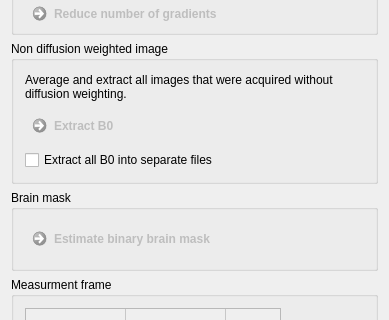
Qt form Plugins/org.mitk.gui.qt.diffusionimaging/src/internal/QmitkPreprocessingViewControls.ui (MITK/MITK) before a commit; both pictures show x 0 to 389 and y 397 to 717 of the 389 by 913 pixel window.
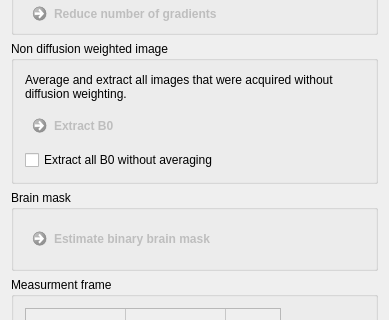
The same form after that commit.

Commit message:
Adapting QmitkPreprocessingView
* changed label and added tooltip for advanced B0 averaging
* checkbox visibility depending on data selection

Diff of the .ui file:
```diff
--- a/Plugins/org.mitk.gui.qt.diffusionimaging/src/internal/QmitkPreprocessingViewControls.ui
+++ b/Plugins/org.mitk.gui.qt.diffusionimaging/src/internal/QmitkPreprocessingViewControls.ui
@@ -338,7 +338,7 @@
       <item>
        <widget class="QCheckBox" name="m_CheckExtractAll">
         <property name="text">
-         <string>Extract all B0 into separate files</string>
+         <string>Extract all B0 without averaging</string>
         </property>
        </widget>
       </item>
```
Left out of the diff: 3 changed lines with no effect on the pictures. The commit also changes 1 other file.
